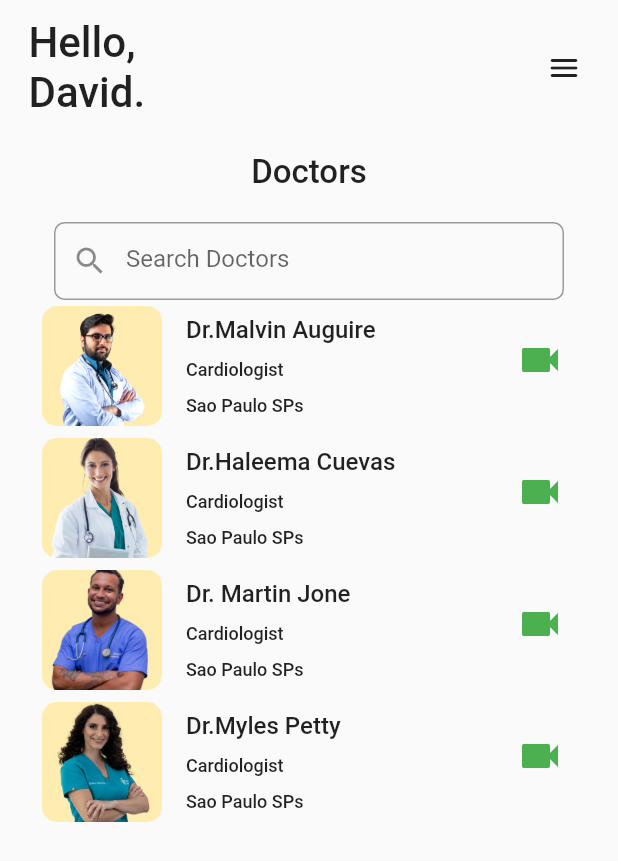
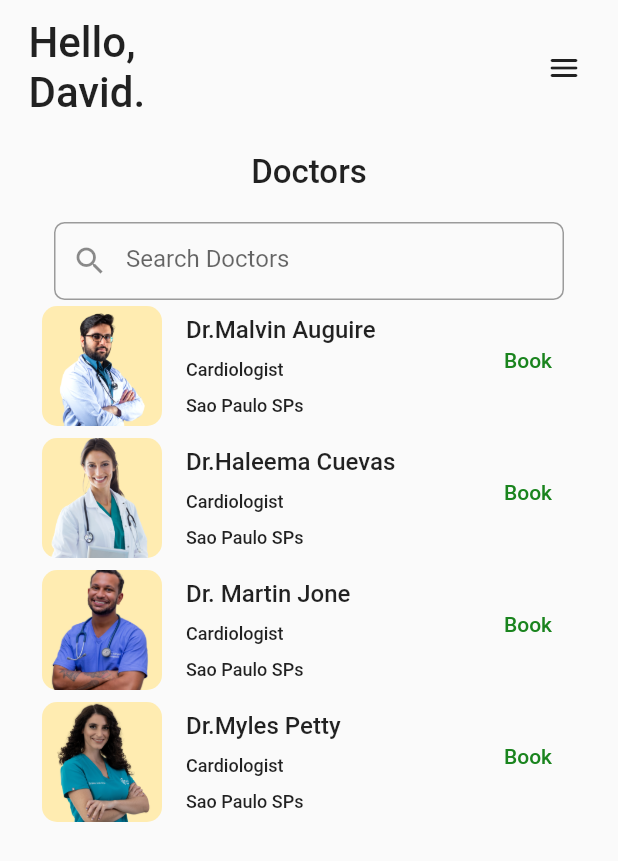
Before and after one commit to vysakhck/meet-a-doc-client, a Flutter app: the screen it shows after launch, on a phone screen of 412 x 824 dp. Shown: the top 861 px of the screen. Run offline on Flutter 3.47's test engine with Material 2 defaults, Android fonts, the phone set to English and light mode, and no system bars.

Commit message:
created UI

```diff
--- a/lib/view/home.dart
+++ b/lib/view/home.dart
@@ -107,14 +107,14 @@ class HomeScreen extends StatelessWidget {
               children: [
                 Text(
                   doctor.name,
-                style:
-                    const TextStyle(fontSize: 16, fontWeight: FontWeight.w500),
+                  style: const TextStyle(
+                      fontSize: 16, fontWeight: FontWeight.w500),
                 ),
                 const SizedBox(height: 10),
                 Text(
                   doctor.specialization,
-                style:
-                    const TextStyle(fontSize: 12, fontWeight: FontWeight.w500),
+                  style: const TextStyle(
+                      fontSize: 12, fontWeight: FontWeight.w500),
                 ),
                 SizedBox(height: 10),
                 Text(
@@ -125,14 +125,12 @@ class HomeScreen extends StatelessWidget {
             ),
           ],
         ),
-      trailing: IconButton(
+        trailing: TextButton(
           onPressed: () {},
-        icon: const Icon(
-          Icons.videocam,
-          color: Colors.green,
-          size: 32,
+          child: Text(
+            'Book',
+            style: TextStyle(color: Color.fromARGB(255, 26, 132, 30)),
           ),
-      ),
-    );
+        ));
   }
 }
```
Lines whose indentation alone changed are shown as unchanged.
